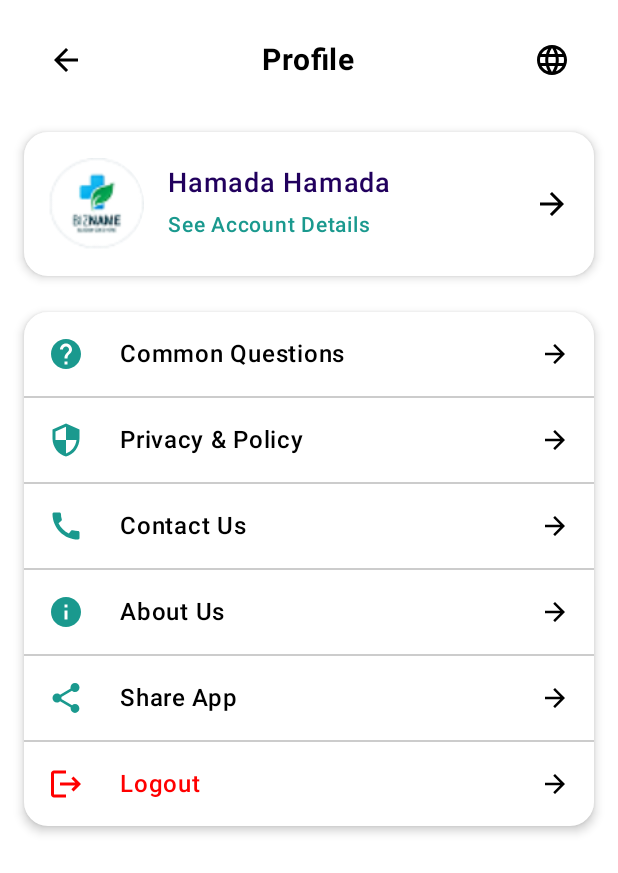
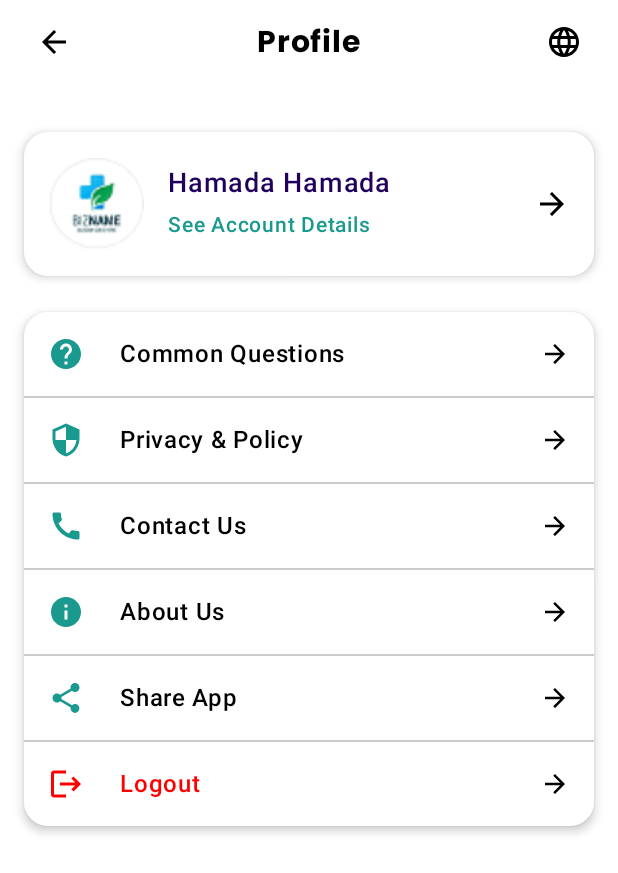
Before and after one commit to Alikotb/AtOnce, an Android app built with Jetpack Compose: the ProfileScreen screen opened through its navigation route, on a phone screen of 412 x 824 dp. Shown: the top 873 px of the screen. Run offline under Robolectric (Android 15) with nearby library versions, the phone set to English and light mode, and no system bars.

Commit message:
handel padding and headers

```diff
--- a/app/src/main/java/com/example/atonce/presentation/cart/CartScreen.kt
+++ b/app/src/main/java/com/example/atonce/presentation/cart/CartScreen.kt
@@ -5,7 +5,6 @@ import androidx.compose.foundation.layout.Column
 import androidx.compose.foundation.layout.PaddingValues
 import androidx.compose.foundation.layout.fillMaxSize
 import androidx.compose.foundation.layout.fillMaxWidth
-import androidx.compose.foundation.layout.navigationBarsPadding
 import androidx.compose.foundation.layout.padding
 import androidx.compose.foundation.lazy.LazyColumn
 import androidx.compose.foundation.lazy.items
@@ -18,18 +17,17 @@ import androidx.compose.runtime.remember
 import androidx.compose.runtime.setValue
 import androidx.compose.ui.Modifier
 import androidx.compose.ui.draw.shadow
-import androidx.compose.ui.graphics.Color
+import androidx.compose.ui.res.stringResource
 import androidx.compose.ui.unit.dp
 import com.example.atonce.R
 import com.example.atonce.presentation.cart.components.AddToCartCard
-import com.example.atonce.presentation.cart.components.CartHeader
 import com.example.atonce.presentation.cart.components.OrderInfo
 import com.example.atonce.presentation.cart.components.StoreTabs
-
+import com.example.atonce.presentation.component.app_bar_cards.NoIconCard
 
 
 @Composable
-fun CartScreen(onProfileClick: () -> Unit, onCallClick: () -> Unit) {
+fun CartScreen(onProfileClick: () -> Unit, onCallClick: () -> Unit, modifier: PaddingValues) {
     val colors = MaterialTheme.colorScheme
 
     val stores = remember {
@@ -100,12 +98,11 @@ fun CartScreen(onProfileClick: () -> Unit, onCallClick: () -> Unit) {
         modifier = Modifier
             .fillMaxSize()
             .background(colors.onPrimary)
-            .padding(top = 16.dp)
+            .padding(top = modifier.calculateTopPadding())
     ) {
-        CartHeader(
-            onCallClick = { onCallClick() },
-            onProfileClick = { onProfileClick() }
-        )
+      NoIconCard(
+          headerTxt = stringResource(R.string.cart),
+      )
 
         StoreTabs(
             stores = stores,
--- a/app/src/main/java/com/example/atonce/presentation/comon/FontSizes.kt
+++ b/app/src/main/java/com/example/atonce/presentation/comon/FontSizes.kt
@@ -2,7 +2,7 @@ package com.example.atonce.presentation.comon
 
 object FontSizes {
 
-    const val LOGINTXT = 20
+    const val LOGINTXT = 14
     const val FORGOTPASS =16
     const val LOGINBTN=18
     const val REGISTERHERE = 14
--- a/app/src/main/java/com/example/atonce/presentation/component/IconBtn.kt
+++ b/app/src/main/java/com/example/atonce/presentation/component/IconBtn.kt
@@ -11,7 +11,6 @@ import androidx.compose.ui.graphics.vector.ImageVector
 @Composable
 fun TapBarBtn( onIconClick : ()-> Unit={}, icon: ImageVector= Icons.AutoMirrored.Filled.ArrowBack){
     IconButton(onClick = {
-
         onIconClick()
     }) {
         Icon(
--- a/app/src/main/java/com/example/atonce/presentation/component/LoginTF.kt
+++ b/app/src/main/java/com/example/atonce/presentation/component/LoginTF.kt
@@ -1,9 +1,11 @@
 package com.example.atonce.presentation.component
 
 
+import androidx.compose.foundation.border
 import androidx.compose.foundation.layout.Column
 import androidx.compose.foundation.layout.fillMaxWidth
 import androidx.compose.foundation.layout.padding
+import androidx.compose.foundation.shape.RoundedCornerShape
 import androidx.compose.foundation.text.KeyboardOptions
 import androidx.compose.material.icons.Icons
 import androidx.compose.material.icons.filled.ArrowDropDown
@@ -12,6 +14,7 @@ import androidx.compose.material.icons.filled.Visibility
 import androidx.compose.material.icons.filled.VisibilityOff
 import androidx.compose.material3.Icon
 import androidx.compose.material3.IconButton
+import androidx.compose.material3.LocalTextStyle
 import androidx.compose.material3.MaterialTheme
 import androidx.compose.material3.Text
 import androidx.compose.material3.TextField
@@ -36,43 +39,66 @@ import androidx.compose.ui.unit.dp
 import androidx.compose.ui.unit.sp
 import com.example.atonce.R
 import com.example.atonce.presentation.comon.FontSizes.LOGINTXT
+import com.example.atonce.presentation.theme.MediumFont
+import com.example.atonce.presentation.theme.RegularFont
 
 
 @Composable
-fun LoginPasswordTF(txt: String = stringResource(R.string.password), msg :String = "***************", onValueChange: (String) -> Unit ={}){
+fun LoginPasswordTF(
+    txt: String = stringResource(R.string.password),
+    msg: String = "***************",
+    onValueChange: (String) -> Unit = {}
+) {
     var text by remember { mutableStateOf(TextFieldValue("")) }
     var passwordHidden by rememberSaveable { mutableStateOf(true) }
 
     val colors = MaterialTheme.colorScheme
-    Column (
+    Column(
         modifier = Modifier
             .fillMaxWidth()
             .padding(horizontal = 16.dp),
         horizontalAlignment = Alignment.Start
-    ){
+    ) {
         Text(
             text = txt,
             fontSize = LOGINTXT.sp,
             modifier = Modifier.padding(bottom = 8.dp),
-            color = colors.onBackground
+            color = colors.onBackground,
+            fontFamily = MediumFont,
         )
         TextField(
             modifier = Modifier
                 .fillMaxWidth()
-                .padding(bottom = 8.dp),
+                .padding(bottom = 8.dp)
+                .border(
+                    color = colors.onSurfaceVariant,
+                    width = 2.dp,
+                    shape = RoundedCornerShape(12.dp)
+                ),
             value = text,
             visualTransformation = if (passwordHidden) PasswordVisualTransformation() else VisualTransformation.None,
-            placeholder = { Text(text = msg) },
+            placeholder = {
+                Text(
+                    text = msg,
+                    fontFamily = RegularFont,
+                    fontSize = LOGINTXT.sp
+                )
+            },
             keyboardOptions = KeyboardOptions(
-                keyboardType =  KeyboardType.Password ),
+                keyboardType = KeyboardType.Password
+            ),
+            textStyle = LocalTextStyle.current.copy(
+                fontFamily = RegularFont,
+                fontSize = 14.sp
+            ),
             onValueChange = { it ->
                 text = it
                 onValueChange(it.text)
             },
             shape = MaterialTheme.shapes.large,
             colors = TextFieldDefaults.colors(
-                focusedContainerColor = colors.surface,
-                unfocusedContainerColor = colors.surface,
+                focusedContainerColor = colors.onPrimary,
+                unfocusedContainerColor = colors.onPrimary,
                 cursorColor = colors.primary,
                 focusedIndicatorColor = Color.Transparent,
                 unfocusedIndicatorColor = Color.Transparent,
@@ -92,41 +118,64 @@ fun LoginPasswordTF(txt: String = stringResource(R.string.password), msg :String
 }
 
 
-
 @Preview(showBackground = true)
 @Composable
-fun LoginTF(txt: String = stringResource(R.string.email), msg :String = "ali@gmail.com",
-            onValueChange: (String) -> Unit ={}, isIcon : Boolean = false,
-            firstIcon: ImageVector=Icons.Filled.ArrowDropDown, secoundIcon : ImageVector=Icons.Filled.ArrowDropUp,
-            onIconClick: () -> Unit ={} ){
+fun LoginTF(
+    txt: String = stringResource(R.string.email),
+    msg: String = "ali@gmail.com",
+    onValueChange: (String) -> Unit = {},
+    isIcon: Boolean = false,
+    firstIcon: ImageVector = Icons.Filled.ArrowDropDown,
+    secondIcon: ImageVector = Icons.Filled.ArrowDropUp,
+    onIconClick: () -> Unit = {}
+) {
     var text by remember { mutableStateOf(TextFieldValue("")) }
     var changeIcon by rememberSaveable { mutableStateOf(true) }
     val colors = MaterialTheme.colorScheme
 
-    Column (
+    Column(
         modifier = Modifier
             .fillMaxWidth()
             .padding(horizontal = 16.dp),
         horizontalAlignment = Alignment.Start
-    ){
+    ) {
         Text(
             text = txt,
             fontSize = LOGINTXT.sp,
             modifier = Modifier.padding(bottom = 8.dp),
-            color = colors.onBackground
-        )
+            color = colors.onBackground,
+            fontFamily = MediumFont,
+
+            )
         TextField(
             modifier = Modifier
                 .fillMaxWidth()
-                .padding(bottom = 8.dp),
+                .padding(bottom = 8.dp)
+                .border(
+                    color = colors.onSurfaceVariant,
+                    width = 2.dp,
+                    shape = RoundedCornerShape(12.dp)
+                ),
             value = text,
-            placeholder = { Text(text = msg) },
+            placeholder = {
+                Text(
+                    text = msg,
+                    fontFamily = RegularFont,
+                    fontSize = LOGINTXT.sp
+                )
+
+            },
             keyboardOptions = KeyboardOptions(
-                keyboardType =  KeyboardType.Text),
+                keyboardType = KeyboardType.Text
+            ),
             onValueChange = { it ->
                 text = it
                 onValueChange(it.text)
             },
+            textStyle = LocalTextStyle.current.copy(
+                fontFamily = RegularFont,
+                fontSize = 14.sp
+            ),
             shape = MaterialTheme.shapes.large,
             colors = TextFieldDefaults.colors(
                 focusedContainerColor = colors.surface,
@@ -139,13 +188,13 @@ fun LoginTF(txt: String = stringResource(R.string.email), msg :String = "ali@gma
             ),
 
             trailingIcon = {
-                if(isIcon){
+                if (isIcon) {
                     IconButton(onClick = {
                         changeIcon = !changeIcon
                         onIconClick()
                     }) {
                         Icon(
-                            imageVector = if (changeIcon) firstIcon else secoundIcon,
+                            imageVector = if (changeIcon) firstIcon else secondIcon,
                             contentDescription = "nill"
                         )
                     }
--- /dev/null
+++ b/app/src/main/java/com/example/atonce/presentation/component/app_bar_cards/OneIconCard.kt
@@ -0,0 +1,104 @@
+package com.example.atonce.presentation.component.app_bar_cards
+
+import androidx.compose.foundation.layout.Arrangement
+import androidx.compose.foundation.layout.Row
+import androidx.compose.foundation.layout.Spacer
+import androidx.compose.foundation.layout.fillMaxWidth
+import androidx.compose.foundation.layout.padding
+import androidx.compose.material.icons.Icons
+import androidx.compose.material.icons.automirrored.filled.ArrowBack
+import androidx.compose.material.icons.filled.Call
+import androidx.compose.material.icons.filled.Person
+import androidx.compose.material3.MaterialTheme
+import androidx.compose.material3.Text
+import androidx.compose.runtime.Composable
+import androidx.compose.ui.Alignment
+import androidx.compose.ui.Modifier
+import androidx.compose.ui.graphics.vector.ImageVector
+import androidx.compose.ui.platform.LocalConfiguration
+import androidx.compose.ui.res.stringResource
+import androidx.compose.ui.text.font.FontWeight
+import androidx.compose.ui.tooling.preview.Preview
+import androidx.compose.ui.unit.dp
+import androidx.compose.ui.unit.sp
+import com.example.atonce.R
+import com.example.atonce.presentation.comon.FontSizes.TITLE
+import com.example.atonce.presentation.component.TapBarBtn
+import com.example.atonce.presentation.home.CircularIconButton
+import com.example.atonce.presentation.theme.BoldFont
+import com.example.atonce.presentation.theme.SemiBoldFont
+
+
+@Preview(showBackground = true)
+@Composable
+fun OneIconCard(onClick : () -> Unit={},headerTxt: String =stringResource(R.string.home_screen),icon: ImageVector=Icons.AutoMirrored.Filled.ArrowBack){
+    val config = LocalConfiguration.current
+    val screenWidth = config.screenWidthDp
+    Row (
+        modifier = Modifier.fillMaxWidth().padding( top = 8.dp, bottom = 8.dp),
+        verticalAlignment = Alignment.CenterVertically,
+        horizontalArrangement = Arrangement.spacedBy((screenWidth*0.175).dp)
+    ){
+        TapBarBtn(icon = icon, onIconClick = {onClick()})
+        Text(
+            text = headerTxt,
+            fontSize = TITLE.sp,
+            fontWeight = FontWeight.Bold,
+            fontFamily = SemiBoldFont
+        )
+
+    }
+
+}
+
+@Preview(showBackground = true)
+@Composable
+fun NoIconCard(headerTxt: String=stringResource(R.string.orders_screen)){
+    Row (modifier = Modifier.fillMaxWidth().padding( top = 8.dp, bottom = 16.dp)){
+        Spacer(Modifier.weight(1f))
+        Text(
+            text = headerTxt,
+            fontSize = TITLE.sp,
+            fontWeight = FontWeight.Bold,
+            fontFamily = BoldFont
+        )
+        Spacer(Modifier.weight(1f))
+    }
+}
+
+@Preview(showBackground = true)
+@Composable
+fun TowIconCard(
+    onStartClick : ()-> Unit ={},
+    onEndClick : ()-> Unit ={},
+    headerTxt: String=stringResource(R.string.home_screen),
+    onStartIcon: ImageVector=Icons.Default.Call,
+    onEnIcon: ImageVector=Icons.Default.Person
+){
+    val colors = MaterialTheme.colorScheme
+    Row(
+        modifier = Modifier
+            .fillMaxWidth()
+            .padding(horizontal = 16.dp).padding(top = 8.dp, bottom = 16.dp),
+        horizontalArrangement = Arrangement.SpaceBetween,
+        verticalAlignment = Alignment.CenterVertically
+    ) {
+        CircularIconButton(
+            icon = onStartIcon,
+            onClick = { onStartClick()},
+            tint = colors.onBackground
+        )
+        Text(
+            text = headerTxt,
+            fontSize = TITLE.sp,
+            color = colors.onBackground,
+            fontFamily = BoldFont
+        )
+
+        CircularIconButton(
+            icon = onEnIcon,
+            onClick = { onEndClick() },
+            tint = colors.onBackground
+        )
+    }
+}
--- a/app/src/main/java/com/example/atonce/presentation/login/view/LoginScreen.kt
+++ b/app/src/main/java/com/example/atonce/presentation/login/view/LoginScreen.kt
@@ -3,6 +3,7 @@ package com.example.atonce.presentation.login.view
 import androidx.compose.foundation.Image
 import androidx.compose.foundation.background
 import androidx.compose.foundation.layout.Column
+import androidx.compose.foundation.layout.PaddingValues
 import androidx.compose.foundation.layout.Row
 import androidx.compose.foundation.layout.Spacer
 import androidx.compose.foundation.layout.fillMaxSize
@@ -42,7 +43,7 @@ import com.example.atonce.presentation.component.LoginTF
 
 
 @Composable
-fun LoginScreen(onRegisterClick: ()-> Unit) {
+fun LoginScreen(onRegisterClick: () -> Unit, modifier: PaddingValues) {
     val configuration = LocalConfiguration.current
     val screenWidth = configuration.screenWidthDp
     val screenHeight = configuration.screenHeightDp
@@ -51,11 +52,11 @@ fun LoginScreen(onRegisterClick: ()-> Unit) {
     val colors = MaterialTheme.colorScheme
 
     Column(
-        modifier = Modifier.fillMaxSize().background(colors.onPrimary),
+        modifier = Modifier.fillMaxSize().padding(top = modifier.calculateTopPadding()).background(colors.onPrimary),
         horizontalAlignment = Alignment.CenterHorizontally
     ) {
         Spacer(
-            Modifier.height((screenHeight * 0.085).dp)
+            Modifier.height((screenHeight * 0.06).dp)
         )
         Image(
             painter = painterResource(R.drawable.logo),
@@ -68,9 +69,9 @@ fun LoginScreen(onRegisterClick: ()-> Unit) {
         )
         Text(
             text = stringResource(R.string.welcome_back_login_now),
-            fontSize = 28.sp,
+            fontSize = 22.sp,
             fontWeight = FontWeight.Bold,
-            modifier = Modifier.padding(top = 8.dp, bottom = 32.dp)
+            modifier = Modifier.padding(top = 4.dp, bottom = 16.dp)
         )
         LoginTF(onValueChange = {
             email = it
--- a/app/src/main/java/com/example/atonce/presentation/navigation/NavHost.kt
+++ b/app/src/main/java/com/example/atonce/presentation/navigation/NavHost.kt
@@ -30,7 +30,7 @@ fun SetUpNavHost(
 ) {
     NavHost(
         navController = navController,
-        startDestination = ScreenRoute.CartScreen
+        startDestination = ScreenRoute.LoginScreen
 
     ) {
         composable<ScreenRoute.SplashScreen> {
@@ -65,6 +65,7 @@ fun SetUpNavHost(
         composable<ScreenRoute.LoginScreen> {
             bottomBarState.value = false
              LoginScreen(
+                 modifier =paddingValues,
                  onRegisterClick = {
                      navController.navigate(ScreenRoute.SignupScreen)
                  }
@@ -73,6 +74,7 @@ fun SetUpNavHost(
         composable<ScreenRoute.SignupScreen> {
             bottomBarState.value = false
             SignUpScreen(
+                modifier =paddingValues,
                 onBackClick = {
                     navController.popBackStack()
                 },
@@ -87,6 +89,7 @@ fun SetUpNavHost(
         composable<ScreenRoute.HomeScreen> {
             bottomBarState.value = true
             HomeScreen(
+                modifier =paddingValues,
                 onProfileClick = {
                     navController.navigate(ScreenRoute.ProfileScreen)
                 }
@@ -94,11 +97,12 @@ fun SetUpNavHost(
         }
         composable<ScreenRoute.StoreScreen> {
             bottomBarState.value = false
-            StoreScreen()
+            StoreScreen(modifier =paddingValues,)
         }
         composable<ScreenRoute.CartScreen> {
             bottomBarState.value = true
             CartScreen(
+                modifier =paddingValues,
                 onProfileClick = {
                     navController.popBackStack()
                     navController.navigate(ScreenRoute.ProfileScreen)
@@ -111,15 +115,16 @@ fun SetUpNavHost(
         }
         composable<ScreenRoute.OrderScreen> {
             bottomBarState.value = true
-            OrderScreen()
+            OrderScreen(modifier =paddingValues)
         }
         composable<ScreenRoute.SearchScreen> {
             bottomBarState.value = true
-            SearchScreen()
+            SearchScreen( modifier =paddingValues,)
         }
         composable<ScreenRoute.ProfileScreen> {
             bottomBarState.value = false
             ProfileScreen(
+                modifier =paddingValues,
                 onBackClick = {
                     navController.popBackStack()
                 },
--- a/app/src/main/java/com/example/atonce/presentation/profile/ProfileScreen.kt
+++ b/app/src/main/java/com/example/atonce/presentation/profile/ProfileScreen.kt
@@ -3,8 +3,8 @@ package com.example.atonce.presentation.profile
 import androidx.compose.foundation.Image
 import androidx.compose.foundation.background
 import androidx.compose.foundation.clickable
-import androidx.compose.foundation.layout.Arrangement
 import androidx.compose.foundation.layout.Column
+import androidx.compose.foundation.layout.PaddingValues
 import androidx.compose.foundation.layout.Row
 import androidx.compose.foundation.layout.Spacer
 import androidx.compose.foundation.layout.fillMaxSize
@@ -43,51 +43,65 @@ import androidx.compose.ui.text.font.FontWeight
 import androidx.compose.ui.unit.dp
 import androidx.compose.ui.unit.sp
 import com.example.atonce.R
+import com.example.atonce.presentation.component.app_bar_cards.TowIconCard
 
 @Composable
 fun ProfileScreen(
     onBackClick: () -> Unit = {},
-    onWebViewClick: (title : String, url : String) -> Unit
+    onWebViewClick: (title: String, url: String) -> Unit,
+    modifier: PaddingValues
 ) {
     val colors = MaterialTheme.colorScheme
     Column(
         modifier = Modifier
             .fillMaxSize()
             .background(colors.onPrimary)
-            .padding(16.dp)
+//            .padding(horizontal = 16.dp)
+            .padding(top=modifier.calculateTopPadding(), bottom = modifier.calculateBottomPadding())
     ) {
-        Row(
-            modifier = Modifier
-                .fillMaxWidth()
-                .padding(horizontal = 16.dp, vertical = 12.dp),
-            verticalAlignment = Alignment.CenterVertically,
-            horizontalArrangement = Arrangement.SpaceBetween
-        ) {
-            Icon(
-                imageVector = Icons.AutoMirrored.Filled.ArrowBack,
-                contentDescription = "Back",
-                tint = colors.onBackground,
-                modifier = Modifier
-                    .size(24.dp)
-                    .clickable { onBackClick() }
-            )
+        TowIconCard(
+            onStartIcon = Icons.AutoMirrored.Filled.ArrowBack,
+            onEnIcon = Icons.Default.Language,
+            onStartClick = {
+                onBackClick()
+            },
+            onEndClick = {
 
-            Text(
-                text = stringResource(R.string.profile),
-                fontSize = 20.sp,
-                fontWeight = FontWeight.Bold,
-                color = colors.onBackground
-            )
-
-            Icon(
-                imageVector = Icons.Default.Language,
-                contentDescription = "Language",
-                tint =colors.onBackground,
-                modifier = Modifier
-                    .size(24.dp)
-                    .clickable { }
-            )
-        }
+            },
+            headerTxt = stringResource(R.string.profile)
+        )
+//        Row(
+//            modifier = Modifier
+//                .fillMaxWidth()
+//                .padding(horizontal = 16.dp, vertical = 12.dp),
+//            verticalAlignment = Alignment.CenterVertically,
+//            horizontalArrangement = Arrangement.SpaceBetween
+//        ) {
+//            Icon(
+//                imageVector = Icons.AutoMirrored.Filled.ArrowBack,
+//                contentDescription = "Back",
+//                tint = colors.onBackground,
+//                modifier = Modifier
+//                    .size(24.dp)
+//                    .clickable { onBackClick() }
+//            )
+//
+//            Text(
+//                text = stringResource(R.string.profile),
+//                fontSize = 20.sp,
+//                fontWeight = FontWeight.Bold,
+//                color = colors.onBackground
+//            )
+//
+//            Icon(
+//                imageVector = Icons.Default.Language,
+//                contentDescription = "Language",
+//                tint =colors.onBackground,
+//                modifier = Modifier
+//                    .size(24.dp)
+//                    .clickable { }
+//            )
+//        }
 
         Spacer(modifier = Modifier.height(24.dp))
 
@@ -95,8 +109,8 @@ fun ProfileScreen(
             shape = RoundedCornerShape(16.dp),
             elevation = CardDefaults.cardElevation(defaultElevation = 4.dp),
             colors = CardDefaults.cardColors(containerColor = colors.surface),
-            modifier = Modifier.fillMaxWidth()
-        ) {
+            modifier = Modifier.fillMaxWidth().padding(horizontal =16.dp )
+       ) {
             Row(
                 modifier = Modifier
                     .padding(16.dp),
@@ -142,7 +156,7 @@ fun ProfileScreen(
             shape = RoundedCornerShape(16.dp),
             elevation = CardDefaults.cardElevation(defaultElevation = 4.dp),
             colors = CardDefaults.cardColors(containerColor = colors.surface),
-            modifier = Modifier.fillMaxWidth()
+            modifier = Modifier.fillMaxWidth().padding(horizontal =16.dp )
         ) {
             Column {
                 ProfileItem(Icons.AutoMirrored.Filled.Help,
```
Also changed, not shown: app/src/main/java/com/example/atonce/presentation/home/HomeScreen.kt (+11 -31 lines), app/src/main/java/com/example/atonce/presentation/orders/view/OrdersScreen.kt (+6 -19 lines), app/src/main/java/com/example/atonce/presentation/search_screen/vies/SearchScreen.kt (+8 -24 lines), app/src/main/java/com/example/atonce/presentation/signup/SignUpScreen.kt (+13 -34 lines), app/src/main/java/com/example/atonce/presentation/store/view/StoreScreen.kt (+5 -26 lines).
